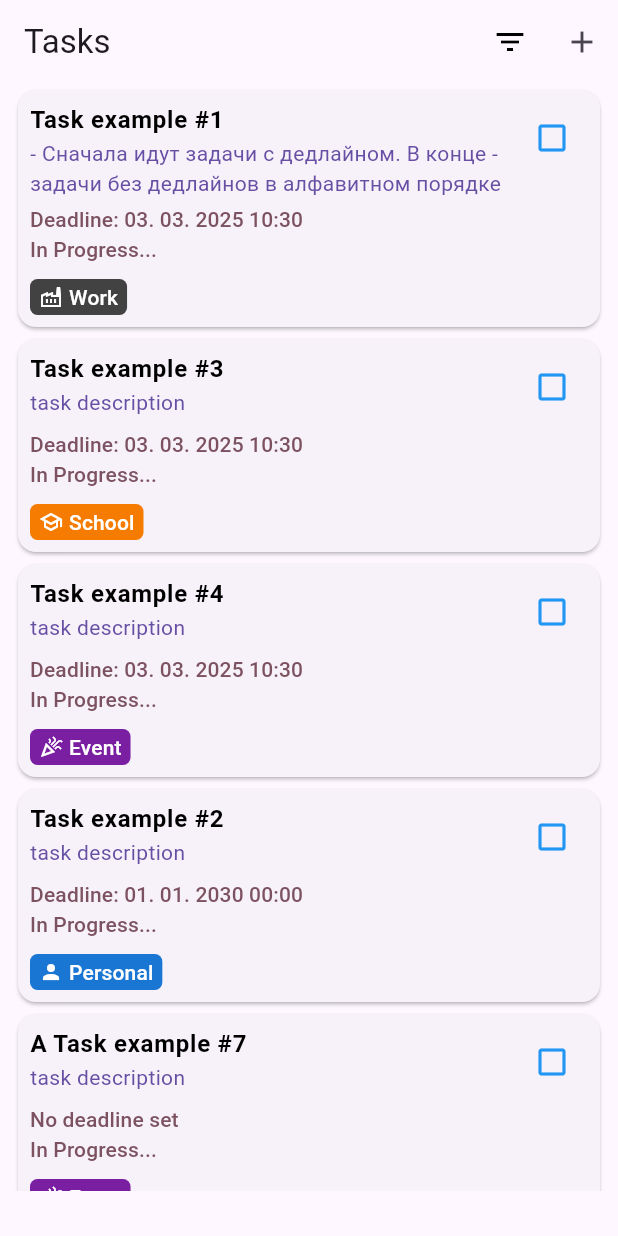
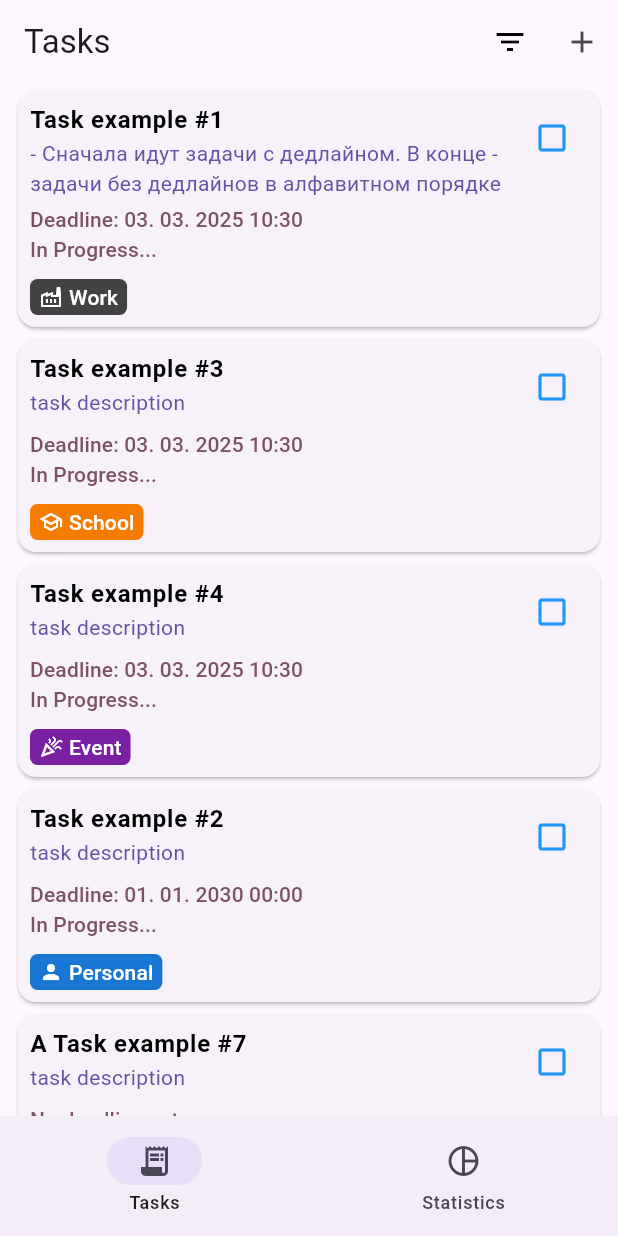
Before and after one commit to Akzhol-Asan/my_todo_list, a Flutter app: the screen it shows after launch, on a phone screen of 412 x 824 dp. Run offline on Flutter 3.47's test engine with Material 3 defaults, Android fonts, the phone set to English and light mode, and no system bars; drawn by our look-alikes of flutter_slidable.

Commit message:
Created Statistics screen

```diff
--- a/lib/app.dart
+++ b/lib/app.dart
@@ -1,9 +1,11 @@
 import 'package:flutter/material.dart';
 import 'package:home_work_1/models/task_category.dart';
+import 'package:home_work_1/screens/statistics_screen.dart';
 import 'package:home_work_1/screens/tasks_screen.dart';
 import 'package:home_work_1/widgets/task_form.dart';
 
 import 'data/categories_data.dart';
+import 'models/destination.dart';
 import 'models/task.dart';
 
 class App extends StatefulWidget {
@@ -59,6 +61,8 @@ class _AppState extends State<App> {
         dateTime: null,
         categoryId: 'event'),
   ];
+  TaskCategory? _selectedCategory;
+  int currentScreenIndex = 0;
 
   void addTask(Task newTask) {
     setState(() {
@@ -128,10 +132,54 @@ class _AppState extends State<App> {
     });
   }
 
-  TaskCategory? _selectedCategory;
+  void updateCurrentPageIndex(int newIndex) {
+    setState(() {
+      currentScreenIndex = newIndex;
+    });
+  }
+
+  List<Destination> get destinations {
+    return [
+      Destination(
+        screenTitle: Text('Tasks'),
+        navLabel: 'Tasks',
+        navIcon: Icons.receipt_long_outlined,
+        navSelectedIcon: Icons.receipt_long,
+        appBarActions: [
+          Text(
+            _selectedCategory != null ? _selectedCategory!.title : '',
+            style: TextStyle(color: Colors.blue),
+          ),
+          IconButton(
+            onPressed: openFilter,
+            icon: Icon(Icons.filter_list,
+                color: _selectedCategory != null ? Colors.blue : Colors.black),
+          ),
+          IconButton(
+            onPressed: openAddTaskSheet,
+            icon: Icon(Icons.add),
+          ),
+        ],
+        screen: TasksScreen(
+          tasks: tasks,
+          selectedCategory: _selectedCategory,
+          onTaskDeleted: deleteTask,
+          onTaskEdited: openEditTaskSheet,
+        ),
+      ),
+      Destination(
+        screenTitle: Text('Statistics'),
+        navLabel: 'Statistics',
+        navIcon: Icons.pie_chart_outline,
+        navSelectedIcon: Icons.pie_chart,
+        screen: StatisticsScreen(tasks: tasks),
+      ),
+    ];
+  }
 
   @override
   Widget build(BuildContext context) {
+    //Deadline sort
     tasks.sort((a, b) {
       if (a.dateTime != null && b.dateTime == null) {
         return -1;
@@ -144,28 +192,24 @@ class _AppState extends State<App> {
       }
     });
 
+    final destination = destinations[currentScreenIndex];
+
     return Scaffold(
       appBar: AppBar(
-        title: Text('Tasks'),
-        actions: [
-          //Categories filter Text
-          Text(_selectedCategory != null ? _selectedCategory!.title : '',
-              style: TextStyle(color: Colors.blue)),
-          //Categories filter button
-          IconButton(
-              onPressed: openFilter,
-              icon: Icon(Icons.filter_list,
-                  color:
-                      _selectedCategory != null ? Colors.blue : Colors.black)),
-          //Add new task button
-          IconButton(onPressed: openAddTaskSheet, icon: Icon(Icons.add))
-        ],
+        title: destination.screenTitle,
+        actions: destination.appBarActions,
       ),
-      body: TasksScreen(
-          tasks: tasks,
-          selectedCategory: _selectedCategory,
-          onTaskDeleted: deleteTask,
-          onTaskEdited: openEditTaskSheet),
+      bottomNavigationBar: NavigationBar(
+        selectedIndex: currentScreenIndex,
+        onDestinationSelected: updateCurrentPageIndex,
+        destinations: destinations
+            .map((destination) => NavigationDestination(
+                icon: Icon(destination.navIcon),
+                selectedIcon: Icon(destination.navSelectedIcon),
+                label: destination.navLabel))
+            .toList(),
+      ),
+      body: destination.screen,
     );
   }
 }
--- /dev/null
+++ b/lib/models/destination.dart
@@ -0,0 +1,19 @@
+import 'package:flutter/material.dart';
+
+class Destination {
+  final Widget screenTitle;
+  final String navLabel;
+  final IconData navIcon;
+  final IconData? navSelectedIcon;
+  final List<Widget>? appBarActions;
+  final Widget screen;
+
+  Destination({
+    required this.screenTitle,
+    required this.navLabel,
+    required this.navIcon,
+    this.navSelectedIcon,
+    this.appBarActions,
+    required this.screen,
+  });
+}
--- /dev/null
+++ b/lib/screens/statistics_screen.dart
@@ -0,0 +1,32 @@
+import 'package:flutter/material.dart';
+import 'package:home_work_1/widgets/statistic_widgets/dart/tasks_in_progress.dart';
+import 'package:home_work_1/widgets/statistics/statistics_container.dart';
+import 'package:home_work_1/widgets/statistic_widgets/dart/tasks_chart.dart';
+import 'package:home_work_1/widgets/statistic_widgets/dart/total_tasks_amount.dart';
+import '../models/task.dart';
+import '../widgets/statistic_widgets/dart/categories_summary.dart';
+import '../widgets/statistic_widgets/dart/done_tasks_amount.dart';
+
+class StatisticsScreen extends StatelessWidget {
+  final List<Task> tasks;
+  const StatisticsScreen({super.key, required this.tasks});
+
+  @override
+  Widget build(BuildContext context) {
+    return StatisticsContainer(
+      child: Column(
+        children: [
+          TotalTasksAmount(tasks: tasks),
+          Text(
+            'Кол-во выполненных задач пока не сохраняется так как при переключении страниц состояние isDone обновляется*',
+            style: TextStyle(color: Colors.grey, fontSize: 12),
+          ),
+          DoneTasksAmount(tasks: tasks),
+          TasksInProgress(tasks: tasks),
+          TasksChart(),
+          CategoriesSummary(tasks: tasks),
+        ],
+      ),
+    );
+  }
+}
--- a/lib/screens/tasks_screen.dart
+++ b/lib/screens/tasks_screen.dart
@@ -29,7 +29,7 @@ class TasksScreen extends StatelessWidget {
                 .toList();
 
     return Padding(
-      padding: const EdgeInsets.only(left: 8, right: 8, bottom: 30),
+      padding: const EdgeInsets.only(left: 8, right: 8),
       child: ListView.builder(
         itemCount: filteredTasks.length,
         itemBuilder: (ctx, index) {
--- /dev/null
+++ b/lib/widgets/category_display.dart
@@ -0,0 +1,34 @@
+import 'package:flutter/material.dart';
+import 'package:home_work_1/models/task_category.dart';
+
+class CategoryDisplay extends StatelessWidget {
+  final TaskCategory category;
+  final Color? iconColor;
+  final Color? textColor;
+
+  const CategoryDisplay({
+    super.key,
+    required this.category,
+    this.iconColor = Colors.white,
+    this.textColor = Colors.white,
+  });
+
+  @override
+  Widget build(BuildContext context) {
+    final theme = Theme.of(context);
+    final titleSmallStyle = theme.textTheme.titleSmall!;
+
+    return Row(
+      mainAxisSize: MainAxisSize.min,
+      children: [
+        Icon(
+          category.icon,
+          size: 16,
+          color: iconColor,
+        ),
+        SizedBox(width: 4),
+        Text(category.title, style: titleSmallStyle.copyWith(color: textColor))
+      ],
+    );
+  }
+}
--- /dev/null
+++ b/lib/widgets/statistic_widgets/dart/done_tasks_amount.dart
@@ -0,0 +1,26 @@
+import 'package:flutter/material.dart';
+import 'package:home_work_1/widgets/statistics/statistics_card.dart';
+
+import '../../../models/task.dart';
+
+class DoneTasksAmount extends StatelessWidget {
+  final List<Task> tasks;
+
+  const DoneTasksAmount({super.key, required this.tasks});
+
+  @override
+  Widget build(BuildContext context) {
+    final doneTasksAmount = tasks.where((task) => task.isDone).length;
+
+    return StatisticsCard(
+      color: Colors.purple.shade200,
+      child: Row(
+        mainAxisAlignment: MainAxisAlignment.spaceBetween,
+        children: [
+          Text('Done Tasks amount'),
+          Text('$doneTasksAmount'),
+        ],
+      ),
+    );
+  }
+}
--- /dev/null
+++ b/lib/widgets/statistic_widgets/dart/tasks_in_progress.dart
@@ -0,0 +1,26 @@
+import 'package:flutter/material.dart';
+import 'package:home_work_1/widgets/statistics/statistics_card.dart';
+import '../../../models/task.dart';
+
+class TasksInProgress extends StatelessWidget {
+  final List<Task> tasks;
+
+  const TasksInProgress({super.key, required this.tasks});
+
+  @override
+  Widget build(BuildContext context) {
+    final tasksInProgress = tasks.where((task) => !task.isDone).toList();
+    print(tasksInProgress);
+
+    return StatisticsCard(
+      color: Colors.green.shade200,
+      child: Row(
+        mainAxisAlignment: MainAxisAlignment.spaceBetween,
+        children: [
+          Text('Tasks in Progress'),
+          Text('${tasksInProgress.length}'),
+        ],
+      ),
+    );
+  }
+}
--- /dev/null
+++ b/lib/widgets/statistic_widgets/dart/total_tasks_amount.dart
@@ -0,0 +1,24 @@
+import 'package:flutter/material.dart';
+import 'package:home_work_1/widgets/statistics/statistics_card.dart';
+
+import '../../../models/task.dart';
+
+class TotalTasksAmount extends StatelessWidget {
+  final List<Task> tasks;
+  const TotalTasksAmount({super.key, required this.tasks});
+
+  @override
+  Widget build(BuildContext context) {
+    final textTheme = Theme.of(context).textTheme;
+    return StatisticsCard(
+        color: Colors.blue.shade200,
+        child: Column(
+          crossAxisAlignment: CrossAxisAlignment.start,
+          children: [
+            Text('Total tasks amount', style: textTheme.titleMedium),
+            SizedBox(height: 8),
+            Text('${tasks.length}', style: textTheme.displaySmall),
+          ],
+        ));
+  }
+}
--- a/lib/widgets/task_card.dart
+++ b/lib/widgets/task_card.dart
@@ -1,11 +1,15 @@
 import 'package:flutter/material.dart';
 import 'package:home_work_1/helpers/format_datetime.dart';
 import '../models/task.dart';
+import 'category_display.dart';
 
 class TaskCard extends StatefulWidget {
   final Task task;
 
-  const TaskCard({super.key, required this.task});
+  const TaskCard({
+    super.key,
+    required this.task,
+  });
 
   @override
   State<TaskCard> createState() => _TaskCardState();
@@ -37,6 +41,7 @@ class _TaskCardState extends State<TaskCard> {
   Widget build(BuildContext context) {
     final theme = Theme.of(context);
     final titleSmallStyle = theme.textTheme.titleSmall!;
+    final category = widget.task.category;
 
     return SizedBox(
       width: double.infinity,
@@ -83,7 +88,6 @@ class _TaskCardState extends State<TaskCard> {
                   ),
                 ],
               ),
-              //Task description
               SizedBox(height: 4),
               // Deadline
               Text(
@@ -93,7 +97,6 @@ class _TaskCardState extends State<TaskCard> {
                 style:
                     titleSmallStyle.copyWith(color: theme.colorScheme.tertiary),
               ),
-
               //DoneTime
               Text(
                 isDone ? 'Done time: $doneTime' : 'In Progress...',
@@ -110,25 +113,13 @@ class _TaskCardState extends State<TaskCard> {
               SizedBox(height: 10),
               //Task category
               Container(
-                  padding:
-                      EdgeInsets.only(top: 2, bottom: 2, right: 6, left: 6),
-                  decoration: BoxDecoration(
-                    borderRadius: BorderRadius.circular(5),
-                    color: widget.task.category.iconColor,
-                  ),
-                  child: Row(
-                    mainAxisSize: MainAxisSize.min,
-                    children: [
-                      Icon(
-                        widget.task.category.icon,
-                        size: 16,
-                        color: Colors.white,
-                      ),
-                      SizedBox(width: 4),
-                      Text(widget.task.category.title,
-                          style: titleSmallStyle.copyWith(color: Colors.white))
-                    ],
-                  )),
+                padding: EdgeInsets.only(top: 2, bottom: 2, right: 6, left: 6),
+                decoration: BoxDecoration(
+                  borderRadius: BorderRadius.circular(5),
+                  color: category.iconColor,
+                ),
+                child: CategoryDisplay(category: category),
+              ),
             ],
           ),
         ),
```
Also changed, not shown: lib/widgets/statistic_widgets/dart/categories_summary.dart (added, +44 -0 lines), lib/widgets/statistic_widgets/dart/tasks_chart.dart (added, +14 -0 lines), lib/widgets/statistics/statistics_card.dart (added, +22 -0 lines), lib/widgets/statistics/statistics_container.dart (added, +20 -0 lines), 4 other files.
